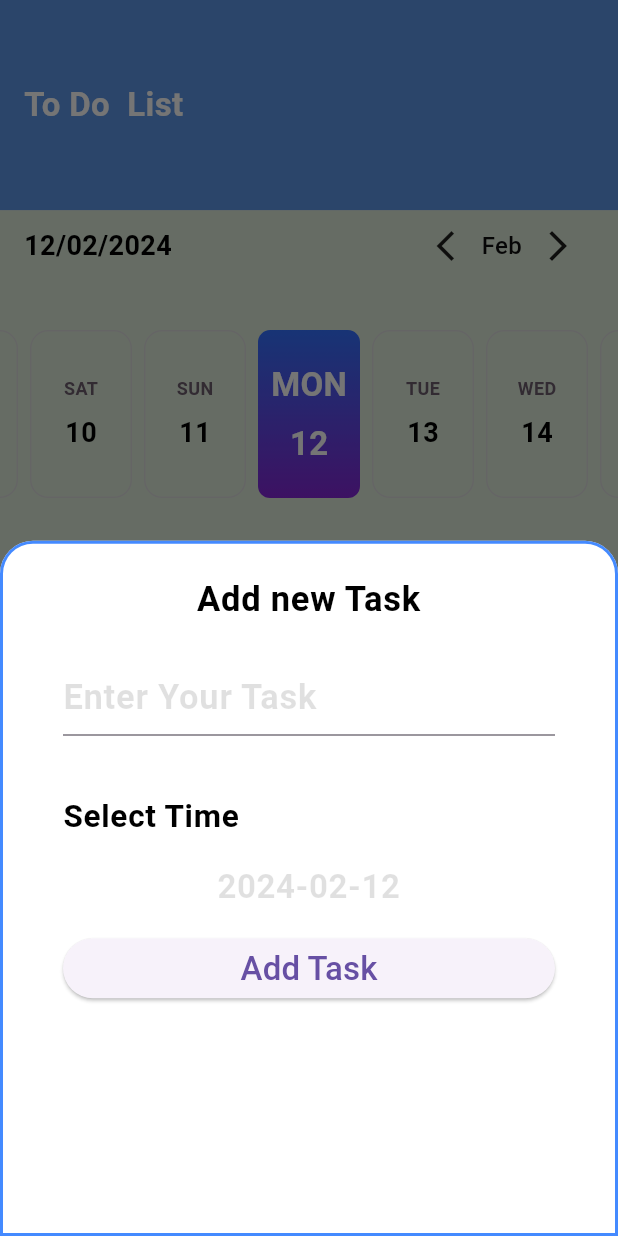
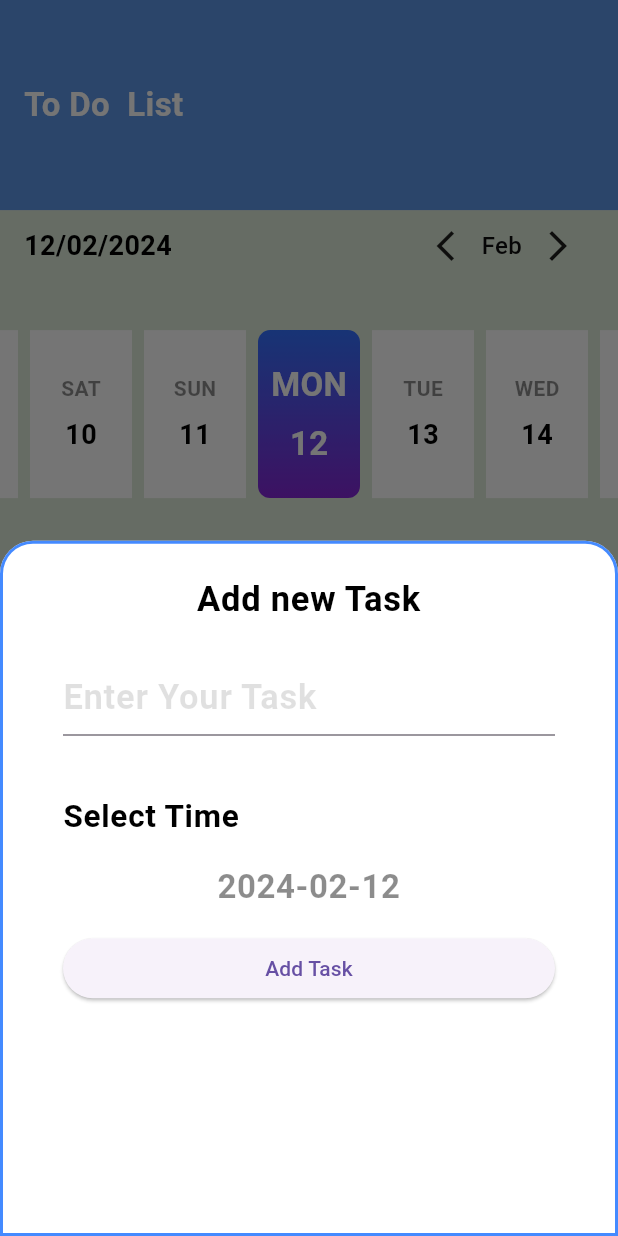
Before and after one commit to mennaMohamedY/todo_app_flutter, a Flutter app: the screen it shows after launch, scrolled down 576 dp, after a tap on the "check" icon, after a tap on the "add" icon, on a phone screen of 412 x 824 dp. Run offline on Flutter 3.47's test engine with Material 3 defaults, Android fonts, the phone set to English and light mode, and no system bars; drawn by our look-alikes of easy_date_timeline, flutter_slidable; generated files the repository leaves out were written again.

Commit message:
adjusted the theming of calendar

```diff
--- a/lib/l10n/app_en.arb
+++ b/lib/l10n/app_en.arb
@@ -11,5 +11,7 @@
   "english":"English",
   "arabic":"Arabic",
   "dark":"Dark",
-  "light":"Light"
+  "light":"Light",
+  "editTask":"Edit Task",
+  "saveChanges":"Save Changes"
 }
--- a/lib/main.dart
+++ b/lib/main.dart
@@ -1,6 +1,7 @@
 
 import 'package:flutter/material.dart';
 import 'package:provider/provider.dart';
+import 'package:todo_app/edittodo.dart';
 import 'package:todo_app/homescreen.dart';
 import 'package:todo_app/mytheme.dart';
 import 'package:flutter_gen/gen_l10n/app_localizations.dart';
@@ -34,6 +35,7 @@ class MyApp extends StatelessWidget {
         HomeScreen.routeName:(context)=>HomeScreen(),
         ToDosScreen.routeName:(context)=>ToDosScreen(),
         SettingsScreen.routeName:(context)=>SettingsScreen(),
+        EditTodoScreen.routeName:(context)=>EditTodoScreen()
       },
 
     );
--- a/lib/mytheme.dart
+++ b/lib/mytheme.dart
@@ -19,9 +19,7 @@ class MyTheme{
         ),
     textTheme: TextTheme(bodyMedium: TextStyle(color: Colors.white,fontSize: 22,fontWeight: FontWeight.bold),
     bodyLarge: TextStyle(color: Colors.black,fontWeight: FontWeight.bold,fontSize: 23),
-     bodySmall: TextStyle(color: Color(0xffCACACA),fontSize: 22,fontWeight: FontWeight.w600),
-    labelLarge:TextStyle(color: Color(0xff5D9CEC),fontWeight: FontWeight.w500,fontSize: 22),
-    labelMedium:TextStyle(color: Color(0xff61E757),fontWeight: FontWeight.w500,fontSize: 22 ),)
+     bodySmall: TextStyle(color: Color(0xffCACACA),fontSize: 22,fontWeight: FontWeight.w600),)
 
   );
 
@@ -34,9 +32,7 @@ class MyTheme{
       bottomNavigationBarTheme: BottomNavigationBarThemeData(selectedItemColor: MyTheme.colorPurble,unselectedItemColor: Colors.white),
       textTheme: TextTheme(bodyMedium: TextStyle(color: Colors.white,fontSize: 22,fontWeight: FontWeight.bold),
         bodyLarge: TextStyle(color: Colors.black,fontWeight: FontWeight.bold,fontSize: 23),
-        bodySmall: TextStyle(color: Color(0xffCACACA),fontSize: 22,fontWeight: FontWeight.w600),
-        labelLarge:TextStyle(color: Color(0xff5D9CEC),fontWeight: FontWeight.w500,fontSize: 22),
-        labelMedium:TextStyle(color: Color(0xff61E757),fontWeight: FontWeight.w500,fontSize: 22 ),)
+        bodySmall: TextStyle(color: Color(0xffCACACA),fontSize: 22,fontWeight: FontWeight.w600))
 
   );
 }
--- a/lib/tobottomsheet.dart
+++ b/lib/tobottomsheet.dart
@@ -39,7 +39,7 @@ class _todoBottomSheetState extends State<todoBottomSheet> {
         )),
         SizedBox(height: 16,),
         InkWell(onTap : OnDateCLickListener,child: Text("${DateFormat('yyyy-MM-dd').format(currentdate)}",style: theming.textTheme.bodySmall?.copyWith(
-          color: (provider.appMode==ThemeMode.dark)? MyTheme.colorPurble:Colors.black12
+          color: (provider.appMode==ThemeMode.dark)? MyTheme.colorPurble:Colors.black45
         ), textAlign: TextAlign.center,)),
         SizedBox(height: 16,),
         ElevatedButton(onPressed: (){}, child: Text(localization.addTaskBtn))
@@ -51,7 +51,8 @@ class _todoBottomSheetState extends State<todoBottomSheet> {
     var provider=Provider.of<AppConfigProvider>(context,listen: false);
     currentdate=(await showDatePicker(context: context,initialDate: DateTime.now(), firstDate: DateTime.now(), lastDate: DateTime.now().add(Duration(days: 365)),
     builder: (context,child){
-      return Theme(data: Theme.of(context).copyWith(
+      return FittedBox(
+        child: Theme(data: Theme.of(context).copyWith(
           colorScheme: ColorScheme.light(
             primary: (provider.appMode==ThemeMode.dark)? MyTheme.colorOnPrimaryDark:MyTheme.colorPrimary, // <-- SEE HERE
             onPrimary: Colors.white, // <-- SEE HERE
@@ -62,7 +63,8 @@ class _todoBottomSheetState extends State<todoBottomSheet> {
               primary: (provider.appMode==ThemeMode.dark)? MyTheme.colorPurble:MyTheme.colorPrimary, // button text color
             ),
           ),
-      ), child: child!);
+        ), child: child!),
+      );
     }))!;
     setState(() {
 
--- a/lib/todo_item.dart
+++ b/lib/todo_item.dart
@@ -4,6 +4,7 @@ import 'package:flutter/cupertino.dart';
 import 'package:flutter/material.dart';
 import 'package:flutter_slidable/flutter_slidable.dart';
 import 'package:provider/provider.dart';
+import 'package:todo_app/edittodo.dart';
 import 'package:todo_app/providers/app_config_provider.dart';
 
 import 'mytheme.dart';
@@ -48,6 +49,24 @@ class _ToDoItemState extends State<ToDoItem> {
                 foregroundColor: Colors.white,
                 icon: Icons.delete,
                 label: 'Delete',
+              ),
+
+            ],
+
+          ),
+          endActionPane:  ActionPane(
+            motion: ScrollMotion(),
+            children: [
+              SlidableAction(
+                // An action can be bigger than the others.
+                flex: 2,
+                onPressed: (context){
+                  Navigator.pushNamed(context, EditTodoScreen.routeName);
+                },
+                backgroundColor: (provider.appMode==ThemeMode.dark)? MyTheme.colorPurble:MyTheme.colorPrimary,
+                foregroundColor: Colors.white,
+                icon: Icons.edit_note,
+                label: 'Edit',
               ),
 
             ],
--- a/lib/todoslist.dart
+++ b/lib/todoslist.dart
@@ -41,7 +41,8 @@ class _ToDosScreenState extends State<ToDosScreen> {
           ),
           dayProps:  EasyDayProps(
 
-             inactiveDayStyle: DayStyle(dayNumStyle: TextStyle(color: (provider.appMode==ThemeMode.dark)? MyTheme.colorPurble:Colors.black,fontSize: 18)),
+             inactiveDayStyle: DayStyle(decoration: BoxDecoration(color: (provider.appMode==ThemeMode.dark)? MyTheme.colorOnPrimaryDark:Colors.white),dayNumStyle: TextStyle(color: (provider.appMode==ThemeMode.dark)? MyTheme.colorPurble:Colors.black,fontSize: 18),
+             dayStrStyle: TextStyle(color: (provider.appMode==ThemeMode.dark)? Colors.white:Colors.black45,fontSize: 14),),
             dayStructure: DayStructure.dayStrDayNum,
             activeDayStyle: DayStyle(
               dayNumStyle: TextStyle(color: Colors.white),
```
Also changed, not shown: lib/edittodo.dart (added, +72 -0 lines), lib/entry_slider_screen.dart (added, +13 -0 lines), lib/l10n/app_ar.arb (+10 -6 lines). Lines whose indentation alone changed are shown as unchanged.
